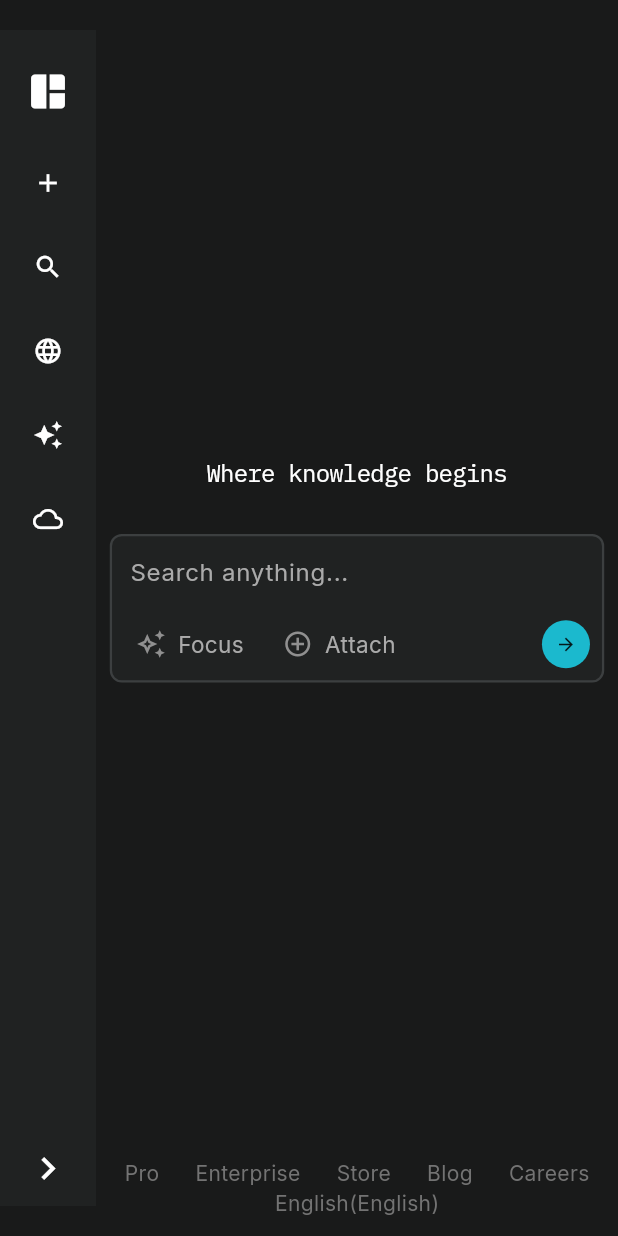
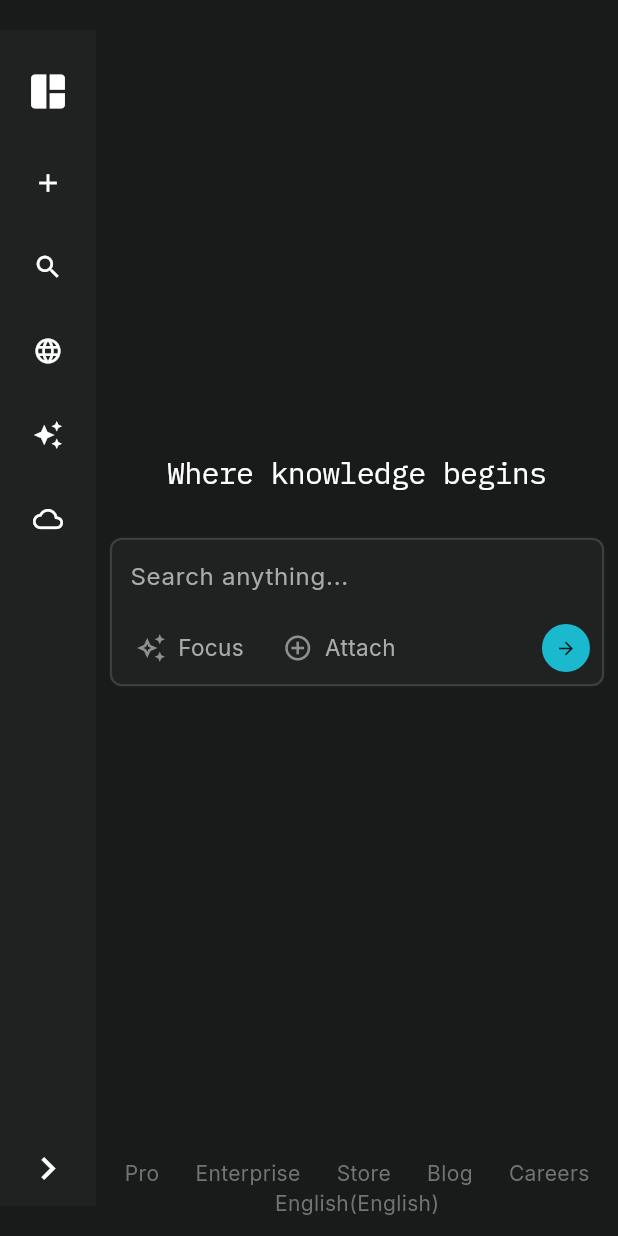
Before and after one commit to eclairsameal/Perplexity_Clone, a Flutter app: the screen it shows after launch, on a phone screen of 412 x 824 dp. Run offline on Flutter 3.47's test engine with Material 3 defaults, Android fonts, the phone set to English and light mode, and no system bars; our stand-ins replace flutter_markdown, google_fonts; missing offline and left inert: web_socket_client.

Commit message:
UI Fixes.

```diff
--- a/perplexity/lib/main.dart
+++ b/perplexity/lib/main.dart
@@ -15,7 +15,7 @@ class MyApp extends StatelessWidget {
   Widget build(BuildContext context) {
     return MaterialApp(
       debugShowCheckedModeBanner: false,
-      title: 'Flutter Demo',
+      title: 'Perplexity Clone',
       theme: ThemeData(
         scaffoldBackgroundColor: AppColors.background,
         colorScheme: ColorScheme.fromSeed(seedColor: AppColors.submitButton),
--- a/perplexity/lib/widgets/search_section.dart
+++ b/perplexity/lib/widgets/search_section.dart
@@ -1,3 +1,4 @@
+import 'package:flutter/foundation.dart';
 import 'package:flutter/material.dart';
 import 'package:google_fonts/google_fonts.dart';
 import 'package:perplexity/pages/chat_page.dart';
@@ -32,14 +33,23 @@ class _SearchSectionState extends State<SearchSection> {
     return Column(
       mainAxisAlignment: MainAxisAlignment.center,
       children: [
-        Text(
+        kIsWeb ? Text(
             "Where knowledge begins",
             style: GoogleFonts.ibmPlexMono(
-                fontSize: 16,
+                fontSize: 30,
                 fontWeight: FontWeight.w400,
                 height: 1.2,
               letterSpacing: -0.5,
             ),
+        ) :
+        Text(
+          "Where knowledge begins",
+          style: GoogleFonts.ibmPlexMono(
+            fontSize: 20,
+            fontWeight: FontWeight.w400,
+            height: 1.2,
+            letterSpacing: -0.5,
+          ),
         ),
         const SizedBox(height: 32),
         Container(
```
Also changed, not shown: perplexity/lib/pages/chat_page.dart (+7 -5 lines).
